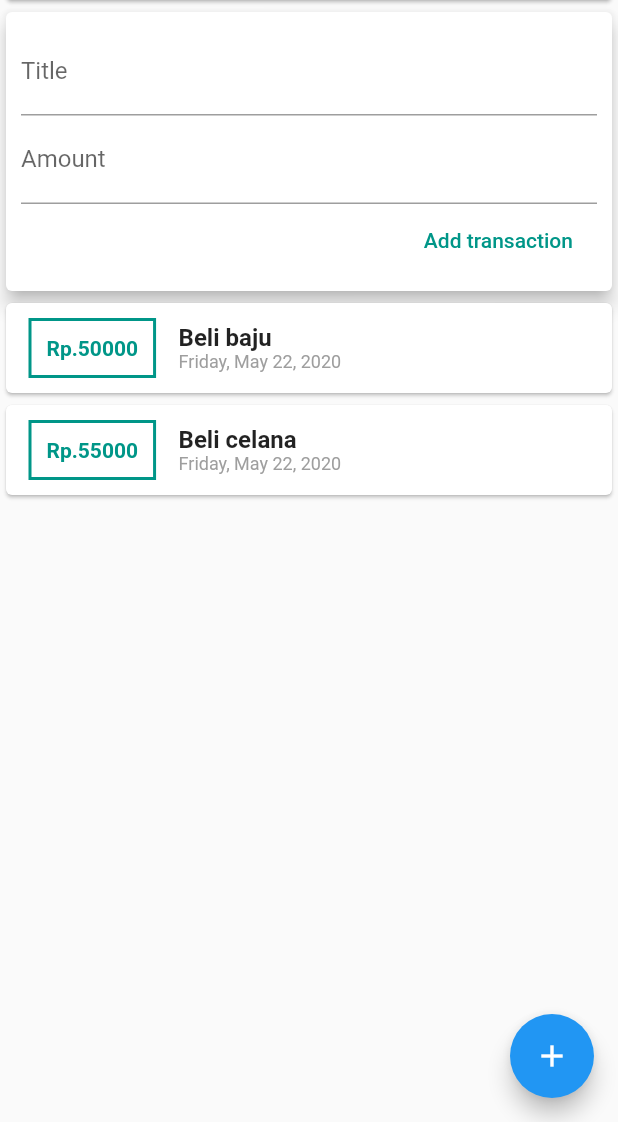
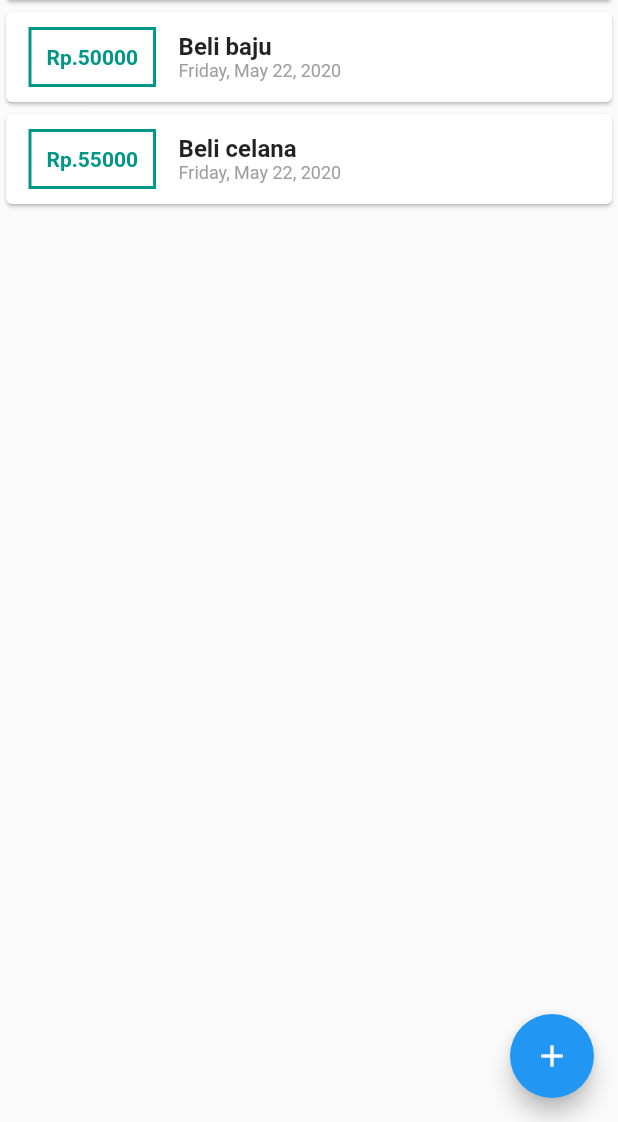
Before and after one commit to ruslanou/ExpenseTracker, a Flutter app: the screen it shows after launch, on a phone screen of 412 x 824 dp, the part 114-1236 px from its top. Run offline on Flutter 3.47's test engine with Material 2 defaults, Android fonts, the phone set to English and light mode, and no system bars.

Commit message:
[ADD]Add a modal to main.dart

```diff
--- a/lib/main.dart
+++ b/lib/main.dart
@@ -1,4 +1,6 @@
-import 'package:expense_tracker/widgets/user_transaction.dart';
+import 'package:expense_tracker/models/transaction.dart';
+import 'package:expense_tracker/widgets/new_transaction.dart';
+import 'package:expense_tracker/widgets/transaction_list.dart';
 import 'package:flutter/material.dart';
 
 void main() {
@@ -17,29 +19,69 @@ class MyApp extends StatelessWidget {
   }
 }
 
-class MyHomePage extends StatelessWidget {
+class MyHomePage extends StatefulWidget {
+  @override
+  _MyHomePageState createState() => _MyHomePageState();
+}
 
-  // String titleInput;
-  // String amountInput;
+class _MyHomePageState extends State<MyHomePage> {
+  final List<Transaction> _userTransaction = [
+    Transaction(
+      id: '1',
+      title: 'Beli baju',
+      amount: 50000,
+      date: DateTime.now(),
+    ),
+    Transaction(
+      id: '2',
+      title: 'Beli celana',
+      amount: 55000,
+      date: DateTime.now(),
+    ),
+  ];
 
-  final titleController = TextEditingController();
-  final amountController = TextEditingController();
+  void _addNewTransaction(String title, int amount) {
+    final newTrx = Transaction(
+        id: DateTime.now().toString(),
+        title: title,
+        amount: amount,
+        date: DateTime.now());
+
+    setState(() {
+      _userTransaction.add(newTrx);
+    });
+  }
+
+  void _startAddNewTransaction(BuildContext context) {
+    showModalBottomSheet(
+        context: context,
+        builder: (_) {
+          return GestureDetector(
+            onTap: (){},
+            child: NewTransaction(_addNewTransaction),
+            behavior: HitTestBehavior.opaque,
+          );
+        });
+  }
 
   @override
   Widget build(BuildContext context) {
     return Scaffold(
         floatingActionButton: FloatingActionButton(
           child: Icon(Icons.add),
-          onPressed: (){},
+          onPressed: () => _startAddNewTransaction(context),
         ),
         appBar: AppBar(
           title: Text('Flutter App'),
           actions: <Widget>[
-            IconButton(icon: Icon(Icons.add), onPressed: (){},)
+            IconButton(
+              icon: Icon(Icons.add),
+              onPressed: () => _startAddNewTransaction(context),
+            )
           ],
         ),
         body: SingleChildScrollView(
-                  child: Column(
+          child: Column(
             children: <Widget>[
               Container(
                 width: double.infinity,
@@ -48,7 +90,7 @@ class MyHomePage extends StatelessWidget {
                   child: Text('Chart!'),
                 ),
               ),
-              UserTransaction()
+              TransactionList(_userTransaction)
             ],
           ),
         ));
--- a/lib/widgets/user_transaction.dart
+++ b/lib/widgets/user_transaction.dart
@@ -1,6 +1,3 @@
-import 'package:expense_tracker/models/transaction.dart';
-import 'package:expense_tracker/widgets/new_transaction.dart';
-import 'package:expense_tracker/widgets/transaction_list.dart';
 import 'package:flutter/material.dart';
 
 class UserTransaction extends StatefulWidget {
@@ -9,41 +6,12 @@ class UserTransaction extends StatefulWidget {
 }
 
 class _UserTransactionState extends State<UserTransaction> {
-  final List<Transaction> _userTransaction = [
-    Transaction(
-      id: '1',
-      title: 'Beli baju',
-      amount: 50000,
-      date: DateTime.now(),
-    ),
-    Transaction(
-      id: '2',
-      title: 'Beli celana',
-      amount: 55000,
-      date: DateTime.now(),
-    ),
-  ];
 
-  void _addNewTransaction(String title, int amount) {
-    final newTrx = Transaction(
-      id: DateTime.now().toString(),
-      title: title,
-      amount: amount,
-      date: DateTime.now()
-    );
-
-    setState(() {
-      _userTransaction.add(newTrx);
-    });
-
-  }
 
   @override
   Widget build(BuildContext context) {
     return Column(
       children: <Widget>[
-        NewTransaction(_addNewTransaction),
-        TransactionList(_userTransaction),
       ],
     );
   }
```
